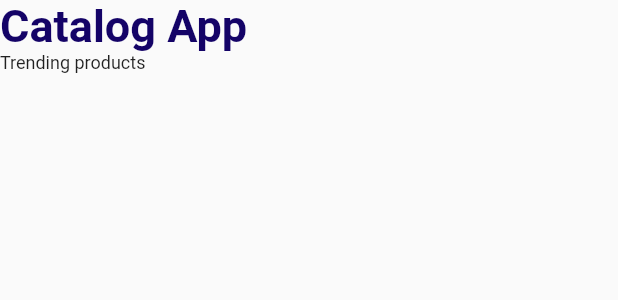
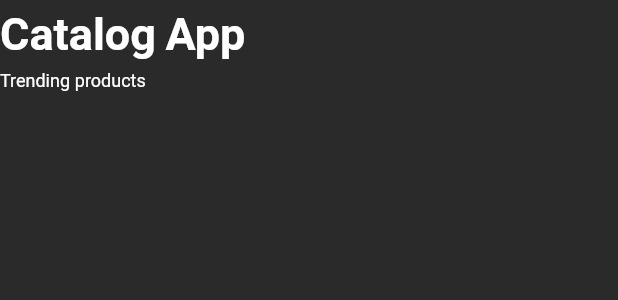
Before and after one commit to Lucifer203/Flutter_catalog_listing_app, a Flutter app: the CatalogHeader widget shown alone on an empty page, opened directly, on a phone screen of 412 x 824 dp. Shown: the top 300 px of the screen. Run offline on Flutter 3.47's test engine with Material 2 defaults, Android fonts, the phone set to English and light mode, and no system bars; our stand-ins replace google_fonts; network calls fail; Roboto replaces fonts that are missing (Tajawal).

Commit message:
Dark theme done not completely

```diff
--- a/lib/pages/login_page.dart
+++ b/lib/pages/login_page.dart
@@ -27,7 +27,7 @@ class _LoginPageState extends State<LoginPage> {
   @override
   Widget build(BuildContext context) {
     return Material(
-        color: Colors.white,
+        color: Theme.of(context).canvasColor,
         child: SingleChildScrollView(
           child: Form(
             key: _formKey,
@@ -90,7 +90,7 @@ class _LoginPageState extends State<LoginPage> {
                         height: 20.0,
                       ),
                       Material(
-                        color: Colors.deepPurple,
+                        color: Theme.of(context).buttonColor,
                         borderRadius:
                             BorderRadius.circular(changeButton ? 50 : 8),
                         child: InkWell(
--- a/lib/utils/routes.dart
+++ b/lib/utils/routes.dart
@@ -2,4 +2,5 @@ class MyRoutes {
   static String loginRoute = "/login";
   static String homeRoute = "/home";
   static String homeDetailRoute = "/details";
+  static String cartRoute = "/cart";
 }
--- a/lib/widgets/home_widgets/catalog_header.dart
+++ b/lib/widgets/home_widgets/catalog_header.dart
@@ -15,7 +15,7 @@ class CatalogHeader extends StatelessWidget {
           style: TextStyle(
               fontSize: 30,
               fontWeight: FontWeight.bold,
-              color: MyTheme.darkBlueColor),
+              color: Theme.of(context).accentColor),
         ),
         Text(
           "Trending products",
--- a/lib/widgets/home_widgets/catalog_image.dart
+++ b/lib/widgets/home_widgets/catalog_image.dart
@@ -13,7 +13,8 @@ class CatalogImage extends StatelessWidget {
       child: Container(
         child: Image.network(image),
         decoration: BoxDecoration(
-            color: MyTheme.creamColor, borderRadius: BorderRadius.circular(12)),
+            color: Theme.of(context).canvasColor,
+            borderRadius: BorderRadius.circular(12)),
         // color: MyTheme.creamColor,
         padding: EdgeInsets.all(12),
         width: MediaQuery.of(context).size.width / 3.8,
--- a/lib/widgets/themes.dart
+++ b/lib/widgets/themes.dart
@@ -4,7 +4,11 @@ import 'package:google_fonts/google_fonts.dart';
 class MyTheme {
   static ThemeData lightTheme(BuildContext context) => ThemeData(
       primarySwatch: Colors.deepPurple,
-      // fontFamily: GoogleFonts.poppins().fontFamily,
+      fontFamily: GoogleFonts.tajawal().fontFamily,
+      cardColor: Colors.white,
+      canvasColor: creamColor,
+      buttonColor: darkBlueColor,
+      accentColor: darkBlueColor,
       appBarTheme: AppBarTheme(
           color: Colors.white,
           elevation: 0.0,
@@ -15,10 +19,25 @@ class MyTheme {
           )));
 
   static ThemeData darkTheme(BuildContext context) => ThemeData(
-        brightness: Brightness.dark,
-      );
+      brightness: Brightness.dark,
+      fontFamily: GoogleFonts.tajawal().fontFamily,
+      cardColor: Colors.black,
+      canvasColor: darkCreamcolor,
+      buttonColor: lightBluishColor,
+      accentColor: Colors.white,
+      elevatedButtonTheme: ElevatedButtonThemeData(),
+      appBarTheme: AppBarTheme(
+          color: Colors.black,
+          elevation: 0.0,
+          iconTheme: IconThemeData(color: Colors.white),
+          titleTextStyle: TextStyle(
+            color: Colors.black,
+            fontSize: 20,
+          )));
 
   //colors
   static Color creamColor = Color.fromARGB(255, 236, 234, 234);
+  static Color darkCreamcolor = Color.fromARGB(255, 43, 42, 42);
   static Color darkBlueColor = Color.fromARGB(255, 20, 3, 103);
+  static Color lightBluishColor = Color.fromARGB(255, 143, 44, 235);
 }
```
Also changed, not shown: lib/main.dart (+5 -3 lines), lib/pages/cart_page.dart (added, +17 -0 lines), lib/pages/home_detail_page.dart (+23 -12 lines), lib/pages/home_page.dart (+8 -1 lines), lib/widgets/home_widgets/catalog_list.dart (+7 -6 lines).
